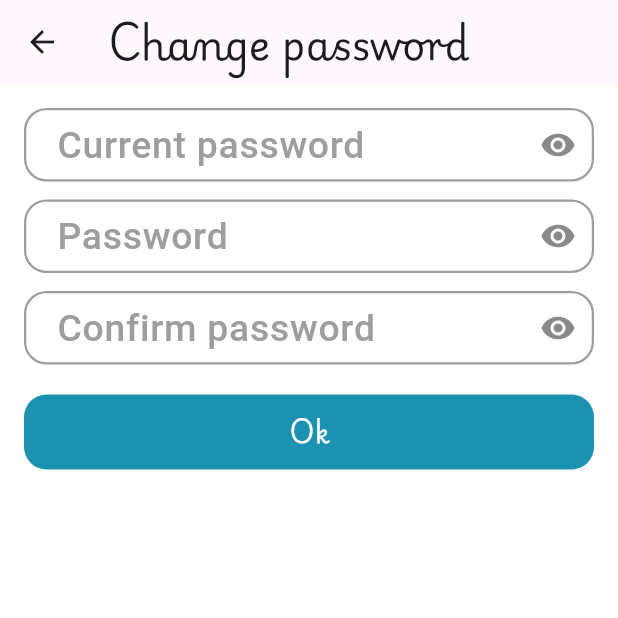
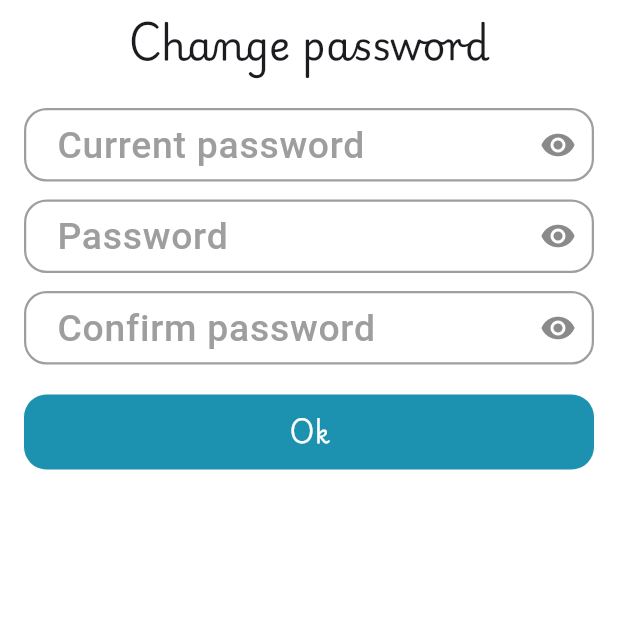
Before and after one commit to Yo0ousef/bekia_pay, a Flutter app: the ChangePasswordView screen opened directly, on a phone screen of 412 x 824 dp, the top half of it. Run offline on Flutter 3.47's test engine with Material 3 defaults, Android fonts, the phone set to English and light mode, and no system bars; our stand-ins replace cached_network_image, carousel_slider, dots_indicator, easy_localization, flutter_bloc, flutter_spinkit and 5 more; missing offline and left inert: phone_text_field; accounts and stored records are empty; Roboto replaces fonts that are missing (Noto).

Commit message:
small touches to ui

```diff
--- a/lib/features/auth/presentation/views/forgot_password_view.dart
+++ b/lib/features/auth/presentation/views/forgot_password_view.dart
@@ -24,6 +24,8 @@ class ForgotPasswordView extends StatelessWidget {
       appBar: AppBar(
         title: Text(LocaleKeys.forgot_password.tr()),
         backgroundColor: theme.scaffoldBackgroundColor,
+        centerTitle: true,
+        automaticallyImplyLeading: false,
       ),
       body: SafeArea(
         child: Padding(
@@ -42,8 +44,11 @@ class ForgotPasswordView extends StatelessWidget {
                 return Column(
                   mainAxisAlignment: MainAxisAlignment.center,
                   children: [
-                    Icon(Icons.mark_email_read_outlined,
-                        size: 64, color: theme.primaryColor),
+                    Icon(
+                      Icons.mark_email_read_outlined,
+                      size: 64,
+                      color: theme.primaryColor,
+                    ),
                     24.vGap,
                     Text(
                       LocaleKeys.password_reset_email_sent.tr(),
--- a/lib/features/options/presentation/ui/change_password_view.dart
+++ b/lib/features/options/presentation/ui/change_password_view.dart
@@ -17,6 +17,7 @@ class ChangePasswordView extends StatelessWidget {
 
   @override
   Widget build(BuildContext context) {
+    ThemeData theme = Theme.of(context);
     final form = context.read<ChangePasswordFormController>();
     return BlocListener<UpdatePasswordCubit, UpdatePasswordState>(
       listenWhen: (previous, current) =>
@@ -39,7 +40,12 @@ class ChangePasswordView extends StatelessWidget {
         );
       },
       child: Scaffold(
-        appBar: AppBar(title: Text(LocaleKeys.change_password.tr())),
+        appBar: AppBar(
+          title: Text(LocaleKeys.change_password.tr()),
+          centerTitle: true,
+          backgroundColor: theme.scaffoldBackgroundColor,
+          automaticallyImplyLeading: false,
+        ),
         body: SafeArea(
           child: Form(
             key: form.formKey,
```
